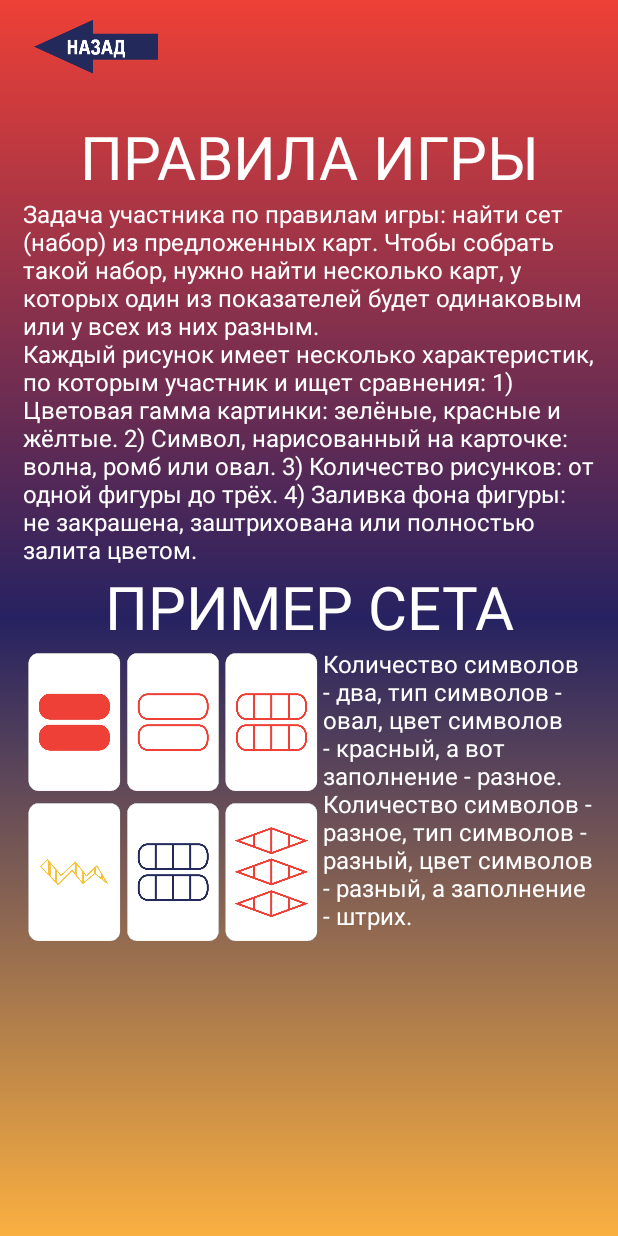
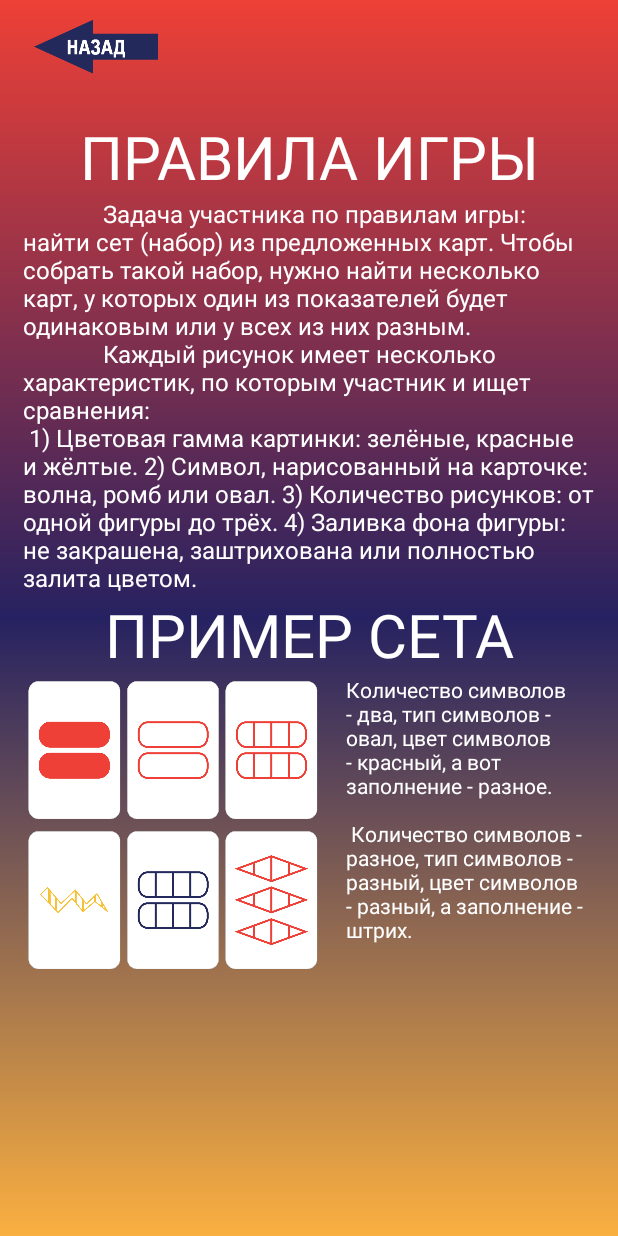
Before and after one commit to d1sgu1sed/SetTheGame, an Android app: the Rules screen opened directly, with no data from a screen before it, on a phone screen of 412 x 824 dp. Run offline under Robolectric (Android 15) with nearby library versions, the phone set to English and light mode, and no system bars.

Commit message:
Подредачил

```diff
--- a/app/src/main/res/layout/activity_leader_board.xml
+++ b/app/src/main/res/layout/activity_leader_board.xml
@@ -30,11 +30,11 @@
             android:layout_width="match_parent"
             android:layout_height="match_parent">
 
-            <ImageView
+            <TableLayout
                 android:layout_width="match_parent"
                 android:layout_height="wrap_content"
-                android:src="@drawable/table"
-                android:layout_marginHorizontal="10dp"
+                android:background="@drawable/table"
+                android:layout_marginHorizontal="40dp"
                 android:layout_marginTop="75dp"
                 android:layout_gravity="top|center"/>
 
--- a/app/src/main/res/layout/activity_rules.xml
+++ b/app/src/main/res/layout/activity_rules.xml
@@ -68,7 +68,8 @@
                 <LinearLayout
                     android:layout_width="200dp"
                     android:layout_height="wrap_content"
-                    android:orientation="vertical">
+                    android:orientation="vertical"
+                    android:layout_marginEnd="15dp">
 
                     <ImageView
                         android:layout_width="wrap_content"
@@ -87,7 +88,7 @@
                     android:layout_height="wrap_content"
                     android:text="@string/rule2"
                     android:textColor="@color/white"
-                    android:textSize="16sp"/>
+                    android:textSize="14sp"/>
 
             </LinearLayout>
 
--- a/app/src/main/res/values/strings.xml
+++ b/app/src/main/res/values/strings.xml
@@ -1,11 +1,11 @@
 <resources>
     <string name="app_name">SetTheGame</string>
-    <string name="rule1">Задача участника по правилам игры: найти сет (набор) из предложенных карт. Чтобы собрать такой набор, нужно найти несколько карт, у которых один из показателей будет одинаковым
-или у всех из них разным.\nКаждый рисунок имеет несколько характеристик, по которым участник и ищет сравнения:
+    <string name="rule1">\t\t\t\tЗадача участника по правилам игры: найти сет (набор) из предложенных карт. Чтобы собрать такой набор, нужно найти несколько карт, у которых один из показателей будет одинаковым
+или у всех из них разным.\n\t\t\t\tКаждый рисунок имеет несколько характеристик, по которым участник и ищет сравнения:\n
         1) Цветовая гамма картинки: зелёные, красные и жёлтые.
         2) Символ, нарисованный на карточке: волна, ромб или овал.
         3) Количество рисунков: от одной фигуры до трёх.
         4) Заливка фона фигуры: не закрашена, заштрихована или полностью залита цветом.</string>
-    <string name="rule2">Количество символов - два, тип символов - овал, цвет символов - красный, а вот заполнение - разное.
+    <string name="rule2">Количество символов - два, тип символов - овал, цвет символов - красный, а вот заполнение - разное.\n\n
 Количество символов - разное, тип символов - разный, цвет символов - разный, а заполнение - штрих.</string>
 </resources>
```
